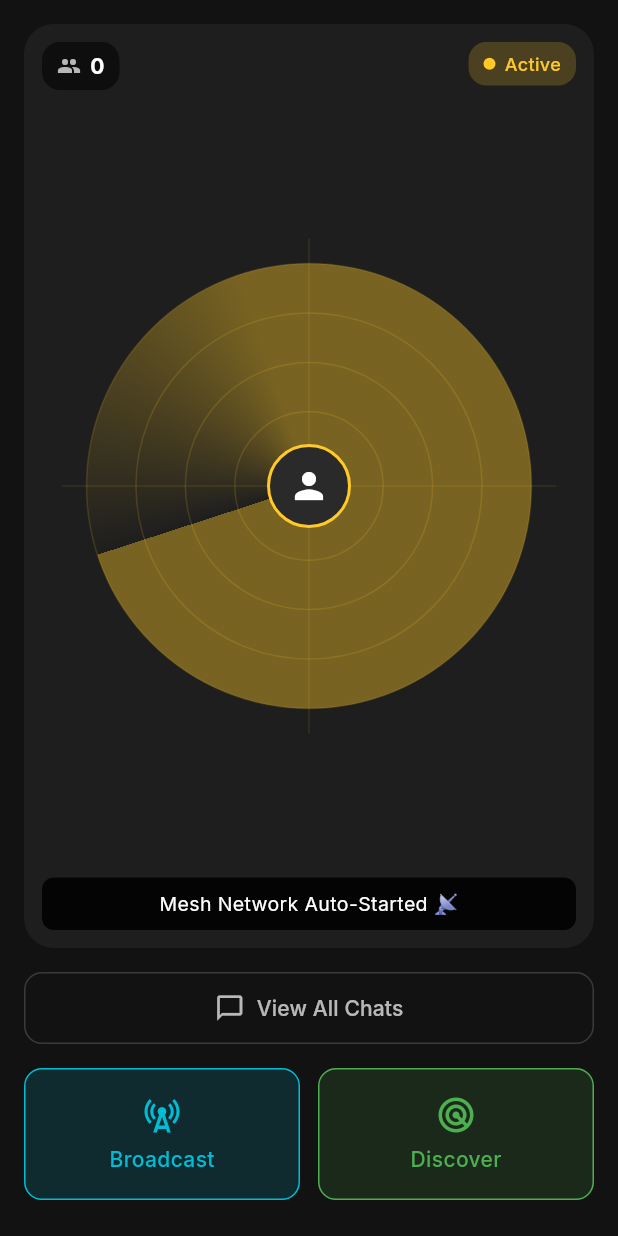
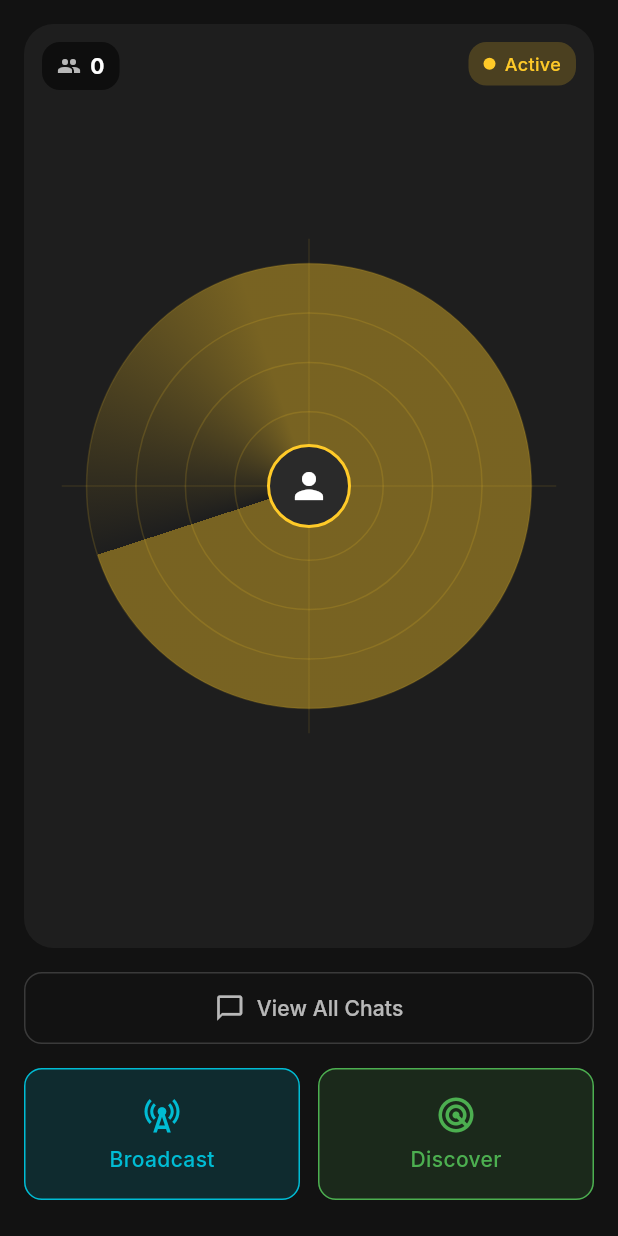
Before and after one commit to workbhaveshpandey-create/kreoassist, a Flutter app: the MeshScreen screen opened directly with empty values, on a phone screen of 412 x 824 dp. Run offline on Flutter 3.47's test engine with Material 3 defaults, Android fonts, the light colour scheme and no system bars; drawn by our look-alikes of flutter_animate; our stand-ins replace audioplayers, flutter_local_notifications, flutter_map, flutter_riverpod, geolocator, google_fonts and 5 more; missing offline and left inert: background_downloader, flutter_displaymode, flutter_map_tile_caching, flutter_phone_direct_caller, record, torch_light and 1 more; accounts and stored records are empty; statements that could not run were skipped.

Commit message:
feat: v1.6.0 - Enhanced UI Notifications & Mesh Persistence

```diff
--- a/lib/features/emergency_dashboard/presentation/screens/mesh_screen.dart
+++ b/lib/features/emergency_dashboard/presentation/screens/mesh_screen.dart
@@ -10,6 +10,7 @@ import '../../../mesh_network/domain/mesh_network_service.dart';
 import '../../data/mesh_provider.dart';
 import 'mesh_chat_screen.dart';
 import 'mesh_chat_list_screen.dart';
+import '../../../../core/services/toast_service.dart';
 
 class MeshScreen extends ConsumerStatefulWidget {
   final String username;
@@ -25,10 +26,6 @@ class _MeshScreenState extends ConsumerState<MeshScreen>
   late AnimationController _radarController;
   List<String> _recentChatPeers = [];
   String? _openedPeerId; // Track open chat
-
-  // Custom Feedback Toast State
-  String? _feedbackMessage;
-  Timer? _feedbackTimer;
 
   // Cache for peer names (UserId -> Name)
   Map<String, String> _cachedPeerNames = {};
@@ -70,13 +67,8 @@ class _MeshScreenState extends ConsumerState<MeshScreen>
   }
 
   void _showFeedback(String message) {
-    setState(() {
-      _feedbackMessage = message;
-    });
-    _feedbackTimer?.cancel();
-    _feedbackTimer = Timer(const Duration(seconds: 3), () {
-      if (mounted) setState(() => _feedbackMessage = null);
-    });
+    ToastService.showInfo(message);
+    // Original overlay removed as ToastService handles it better
   }
 
   Future<void> _loadCachedNames() async {
@@ -188,12 +180,10 @@ class _MeshScreenState extends ConsumerState<MeshScreen>
         messagesByPeer.putIfAbsent(msg.senderId, () => []).add(msg);
       }
 
-      final prefs = await SharedPreferences.getInstance();
       bool listChanged = false;
 
       for (final entry in messagesByPeer.entries) {
         final peerId = entry.key;
-        final msgs = entry.value;
 
         // 1. Add peer to recent list if missing
         if (!_recentChatPeers.contains(peerId)) {
@@ -206,20 +196,9 @@ class _MeshScreenState extends ConsumerState<MeshScreen>
           listChanged = true;
         }
 
-        // 2. Persist messages
-        final key = 'mesh_chat_$peerId';
-        final history = prefs.getStringList(key) ?? [];
-        for (final msg in msgs) {
-          final formatted = "${msg.senderId}: ${msg.message}";
-          history.add(formatted);
-        }
-        await prefs.setStringList(key, history);
-
-        // 3. DO NOT CLEAR HERE.
-        // Clearing removes the badge. ChatScreen will clear (consume) when opened.
+        // Persistence is now handled by MeshProvider!
       }
 
-      if (listChanged) setState(() {});
       if (listChanged) setState(() {});
     });
 
@@ -268,7 +247,25 @@ class _MeshScreenState extends ConsumerState<MeshScreen>
                         child: _RadarWithPeers(
                           controller: _radarController,
                           color: _getRadarColor(isAdvertising, isDiscovering),
-                          peers: connectedEndpoints,
+                          // FIX: Dedup peers by UserId
+                          peers: () {
+                            final uniqueEndpoints = <String>[];
+                            final seenUserIds = <String>{};
+
+                            for (final ep in connectedEndpoints) {
+                              final userId = meshState.endpointToUserId[ep];
+                              if (userId != null) {
+                                if (!seenUserIds.contains(userId)) {
+                                  seenUserIds.add(userId);
+                                  uniqueEndpoints.add(ep);
+                                }
+                              } else {
+                                // Unknown user, show as separate dot
+                                uniqueEndpoints.add(ep);
+                              }
+                            }
+                            return uniqueEndpoints;
+                          }(),
                           peerNames: meshState.peerNames,
                           isActive: isActive,
                           onPeerTap: (endpoint) {
@@ -367,24 +364,9 @@ class _MeshScreenState extends ConsumerState<MeshScreen>
                         ),
                       ),
 
-                      // Feedback Toast
-                      if (_feedbackMessage != null)
-                        Positioned(
-                          bottom: 12,
-                          left: 12,
-                          right: 12,
-                          child: Container(
-                            padding: const EdgeInsets.symmetric(
-                                horizontal: 12, vertical: 8),
-                            decoration: BoxDecoration(
-                                color: Colors.black87,
-                                borderRadius: BorderRadius.circular(8)),
-                            child: Text(_feedbackMessage!,
-                                style: const TextStyle(
-                                    color: Colors.white, fontSize: 13),
-                                textAlign: TextAlign.center),
-                          ).animate().fade().slideY(begin: 0.5, end: 0),
-                        ),
+                      // Feedback Toast - REPLACED BY ToastService
+                      // if (_feedbackMessage != null)
+                      //   Positioned(...)
                     ],
                   ),
                 ),
--- a/pubspec.yaml
+++ b/pubspec.yaml
@@ -1,7 +1,7 @@
 name: kreoassist
 description: "Offline AI & Mesh Network Assistant for Disaster Relief"
 publish_to: 'none'
-version: 1.5.9+19
+version: 1.6.0+20
 
 environment:
   sdk: '>=3.2.0 <4.0.0'
```
Also changed, not shown: lib/core/services/toast_service.dart (added, +173 -0 lines), lib/features/emergency_dashboard/data/mesh_provider.dart (+104 -3 lines), lib/features/emergency_dashboard/presentation/screens/home_screen.dart (+3 -13 lines), lib/features/emergency_dashboard/presentation/screens/mesh_chat_screen.dart (+9 -3 lines), lib/features/emergency_dashboard/presentation/screens/startup_screen.dart (+11 -12 lines), version.json (+4 -4 lines).
